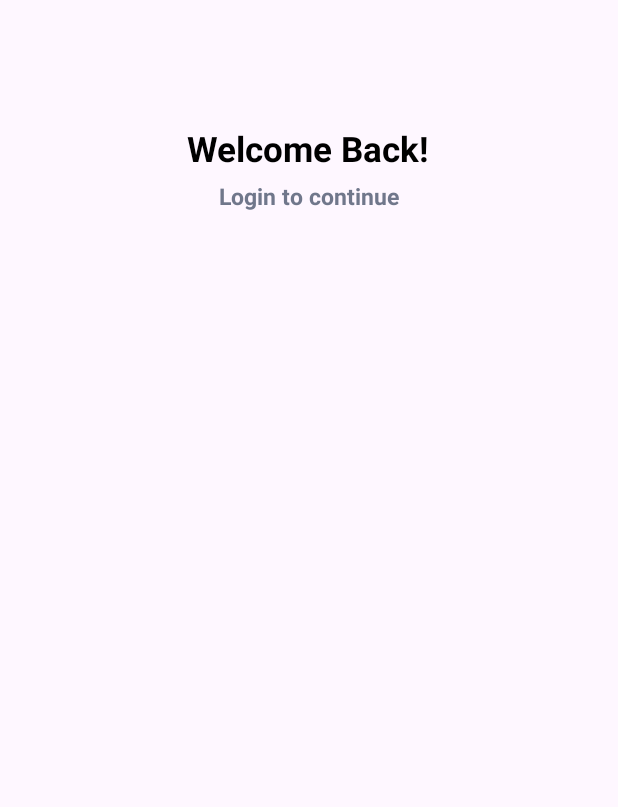
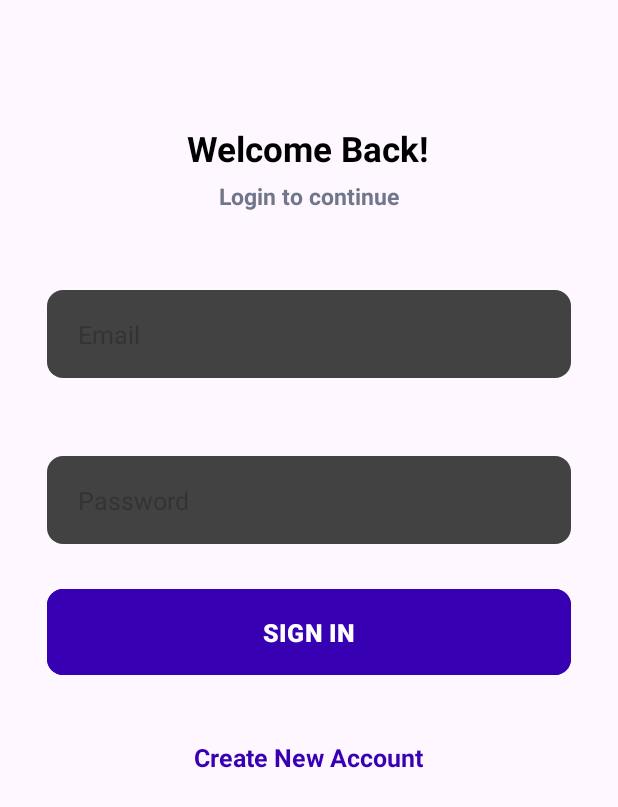
Before and after one commit to alprshn/Kotlin_Client_Server_App, an Android app: the screen it shows after launch (SignInActivity), on a phone screen of 412 x 824 dp. Shown: the top 807 px of the screen. Run offline under Robolectric (Android 15) with nearby library versions, the phone set to English and light mode, and no system bars; our stand-ins replace sdp/ssp sizes.

Commit message:
Basic Layout Design

```diff
--- /dev/null
+++ b/app/src/main/res/drawable/background_input.xml
@@ -0,0 +1,6 @@
+<?xml version="1.0" encoding="utf-8"?>
+<shape xmlns:android="http://schemas.android.com/apk/res/android"
+    android:shape="rectangle">
+    <solid android:color="@color/cardview_dark_background"/>
+    <corners android:radius="@dimen/_8sdp"/>
+</shape>
--- a/app/src/main/res/layout/activity_sign_in.xml
+++ b/app/src/main/res/layout/activity_sign_in.xml
@@ -33,5 +33,55 @@
             android:textColor="@color/material_dynamic_secondary50"
             android:textSize="@dimen/_12ssp"
             android:textStyle="bold"/>
+        <EditText
+            android:id="@+id/inputEmail"
+            android:layout_width="match_parent"
+            android:layout_height="@dimen/_45sdp"
+            android:layout_marginTop="@dimen/_40sdp"
+            android:background="@drawable/background_input"
+            android:imeOptions="actionNext"
+            android:hint="Email"
+            android:importantForAutofill="no"
+            android:inputType="textEmailAddress"
+            android:paddingStart="@dimen/_16sdp"
+            android:paddingEnd="@dimen/_16sdp"
+            android:textColor="@color/black"
+            android:textSize="@dimen/_13ssp" />
+
+        <EditText
+            android:id="@+id/inputPassword"
+            android:layout_width="match_parent"
+            android:layout_height="@dimen/_45sdp"
+            android:layout_marginTop="@dimen/_40sdp"
+            android:background="@drawable/background_input"
+            android:imeOptions="actionDone"
+            android:hint="Password"
+            android:importantForAutofill="no"
+            android:inputType="textPassword"
+            android:paddingStart="@dimen/_16sdp"
+            android:paddingEnd="@dimen/_16sdp"
+            android:textColor="@color/black"
+            android:textSize="@dimen/_13ssp" />
+
+        <com.google.android.material.button.MaterialButton
+            android:id="@+id/buttonSıgnIn"
+            android:layout_width="match_parent"
+            android:layout_height="@dimen/_50sdp"
+            android:layout_marginTop="@dimen/_20sdp"
+            android:text="SIGN IN"
+            android:textColor="@color/white"
+            android:textSize="@dimen/_13ssp"
+            android:textStyle="bold"
+            android:backgroundTint="@color/design_default_color_primary_dark"
+            app:cornerRadius="@dimen/_8sdp"/>
+        <TextView
+            android:layout_width="wrap_content"
+            android:layout_height="wrap_content"
+            android:layout_marginTop="@dimen/_30sdp"
+            android:text="Create New Account"
+            android:textColor="@color/design_default_color_primary_dark"
+            android:textSize="@dimen/_13ssp"
+            android:textStyle="bold"
+            />
     </LinearLayout>
 </ScrollView>
```
